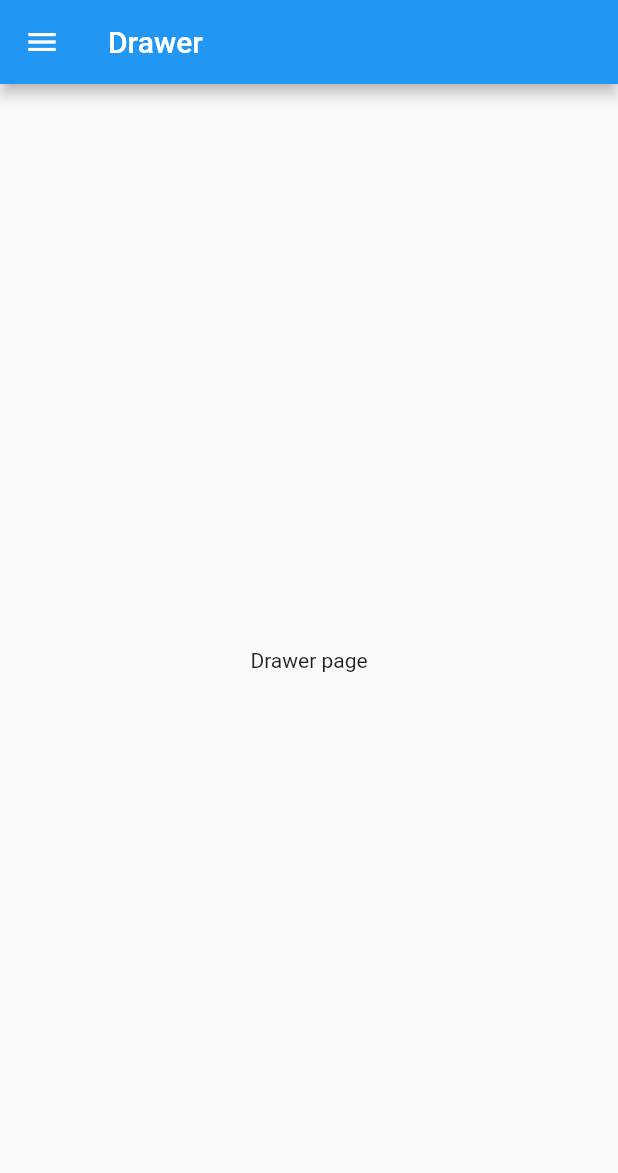
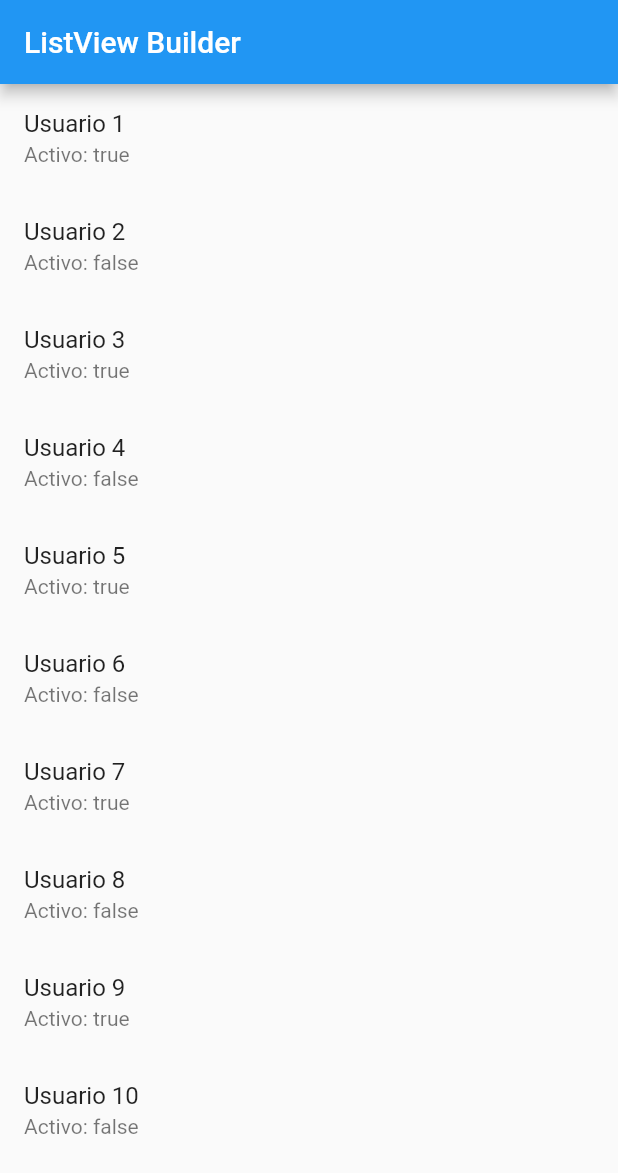
Before and after one commit to klauscj1/capacitacion_flutter_icreativa, a Flutter app: the screen it shows after launch, on a phone screen of 412 x 824 dp. Shown: the top 1173 px of the screen. Run offline on Flutter 3.47's test engine with Material 2 defaults, Android fonts, the phone set to English and light mode, and no system bars.

Commit message:
lit view builder and showDialog

```diff
--- a/lib/main.dart
+++ b/lib/main.dart
@@ -1,7 +1,5 @@
 import 'package:app_prueba/ui/pages/drawer_page.dart';
-import 'package:app_prueba/ui/pages/images_page.dart';
-import 'package:app_prueba/ui/pages/pageview_page.dart';
-import 'package:app_prueba/ui/pages/stack_page.dart';
+import 'package:app_prueba/ui/pages/listview_builder_page.dart';
 
 //import 'package:app_prueba/ui/pages/home_page.dart';
 import 'package:flutter/material.dart';
@@ -14,7 +12,8 @@ class MyApp extends StatelessWidget {
     return MaterialApp(
       debugShowCheckedModeBanner: false,
       title: 'Material App',
-      home: DrawerPage(),
+      home: ListViewBuilderPage(),
+      theme: ThemeData.light(),
     );
   }
 }
--- /dev/null
+++ b/lib/models/usuario_model.dart
@@ -0,0 +1,43 @@
+// To parse this JSON data, do
+//
+//     final usuarioModel = usuarioModelFromJson(jsonString);
+
+import 'dart:convert';
+
+UsuarioModel usuarioModelFromJson(String str) =>
+    UsuarioModel.fromJson(json.decode(str));
+
+String usuarioModelToJson(UsuarioModel data) => json.encode(data.toJson());
+
+class UsuarioModel {
+  UsuarioModel({
+    required this.usuarioNombre,
+    required this.usuarioId,
+    required this.usuarioActivo,
+  });
+
+  String usuarioNombre;
+  int usuarioId;
+  bool usuarioActivo;
+
+  factory UsuarioModel.fromJson(Map<String, dynamic> json) => UsuarioModel(
+        usuarioNombre: json["usuario_nombre"],
+        usuarioId: json["usuario_id"],
+        usuarioActivo: json["usuario_activo"],
+      );
+
+  Map<String, dynamic> toJson() => {
+        "usuario_nombre": usuarioNombre,
+        "usuario_id": usuarioId,
+        "usuario_activo": usuarioActivo,
+      };
+}
+
+List<UsuarioModel> usuarios = List.generate(
+  10,
+  (index) => UsuarioModel(
+    usuarioNombre: 'Usuario ${index + 1}',
+    usuarioId: index,
+    usuarioActivo: index % 2 == 0,
+  ),
+);
--- a/lib/ui/pages/drawer_page.dart
+++ b/lib/ui/pages/drawer_page.dart
@@ -1,4 +1,5 @@
 import 'package:app_prueba/models/menu_item_model.dart';
+import 'package:flutter/cupertino.dart';
 import 'package:flutter/material.dart';
 
 class DrawerPage extends StatelessWidget {
@@ -11,7 +12,7 @@ class DrawerPage extends StatelessWidget {
         title: Text('Drawer'),
       ),
       body: Center(
-        child: Text('Drawer page'),
+        child: Text('drawer page'),
       ),
       drawer: Drawer(
         child: ListView(
--- /dev/null
+++ b/lib/ui/pages/listview_builder_page.dart
@@ -0,0 +1,43 @@
+import 'package:app_prueba/models/usuario_model.dart';
+import 'package:app_prueba/ui/widgets/dialogo_custom_widget.dart';
+import 'package:flutter/material.dart';
+
+class ListViewBuilderPage extends StatelessWidget {
+  const ListViewBuilderPage({Key? key}) : super(key: key);
+
+  @override
+  Widget build(BuildContext context) {
+    return Scaffold(
+      appBar: AppBar(
+        title: Text('ListView Builder'),
+      ),
+      body: ListView.builder(
+        itemBuilder: (BuildContext context, int index) {
+          final usuario = usuarios[index];
+          return ListTile(
+            title: Text('${usuario.usuarioNombre}'),
+            subtitle: Text('Activo: ${usuario.usuarioActivo}'),
+            onTap: () {
+              print('${usuario.usuarioNombre}');
+              showDialog(
+                barrierDismissible: false,
+                context: context,
+                builder: (context) {
+                  return DialogoPersonalizado(
+                    android: false,
+                    usuario: usuario,
+                    onPressOk: () {
+                      print('ok');
+                      Navigator.of(context).pop();
+                    },
+                  );
+                },
+              );
+            },
+          );
+        },
+        itemCount: usuarios.length,
+      ),
+    );
+  }
+}
```
Also changed, not shown: lib/ui/widgets/dialogo_custom_widget.dart (added, +48 -0 lines).
